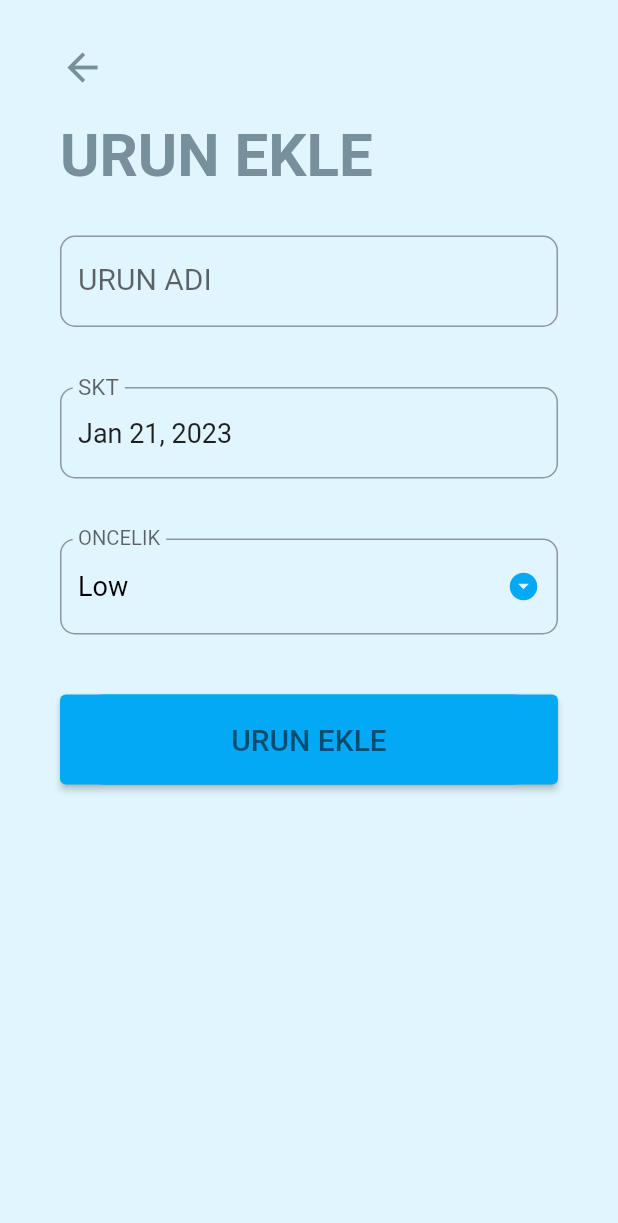
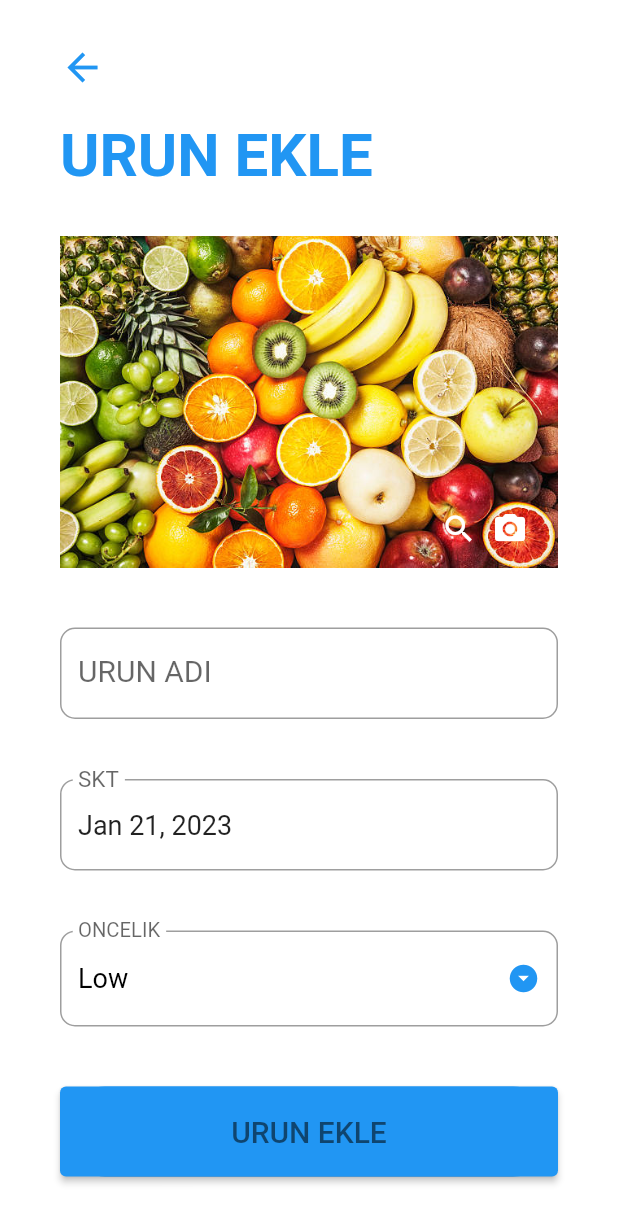
Before and after one commit to Enes50453/Expiry_date, a Flutter app: the screen it shows after launch, after a tap on the "add" icon, on a phone screen of 412 x 824 dp. Shown: the top 1223 px of the screen. Run offline on Flutter 3.47's test engine with Material 2 defaults, Android fonts, the phone set to English and light mode, and no system bars; our stand-ins replace gallery_saver, image_picker, sqflite; accounts and stored records are empty.

Commit message:
22.01.2023

```diff
--- a/lib/database/database.dart
+++ b/lib/database/database.dart
@@ -16,6 +16,7 @@ class DatabaseHelper {
   String colDate = "date";
   String colPriority = "priority";
   String colStatus = "status";
+  String colPicPath = "picPath";
 
   Future<Database?> get db async {
     if (_db == null) {
@@ -34,7 +35,7 @@ class DatabaseHelper {
 
   void _createDb(Database db, int version) async {
     await db.execute(
-        'CREATE TABLE $noteTable($colId INTEGER PRIMARY KEY AUTOINCREMENT, $colTitle TEXT, $colDate TEXT, $colPriority TEXT, $colStatus INTEGER)');
+        'CREATE TABLE $noteTable($colId INTEGER PRIMARY KEY AUTOINCREMENT, $colTitle TEXT, $colDate TEXT, $colPriority TEXT, $colStatus INTEGER, $colPicPath TEXT)');
   }
 
   Future<List<Map<String, dynamic>>> getNoteMapList() async {
--- a/lib/main.dart
+++ b/lib/main.dart
@@ -13,7 +13,7 @@ class MyApp extends StatelessWidget {
       title: 'Flutter TODO List',
       debugShowCheckedModeBanner: false,
       theme: ThemeData(
-        primarySwatch: Colors.lightBlue,
+        primarySwatch: Colors.blue,
       ),
       home: HomeScreen(),
     );
--- a/lib/models/note_model.dart
+++ b/lib/models/note_model.dart
@@ -4,10 +4,17 @@ class Note {
   DateTime? date;
   String? priority;
   int? status;
+  String? picPath;
 
-  Note({this.title, this.date, this.priority, this.status});
+  Note({this.title, this.date, this.priority, this.status, this.picPath});
 
-  Note.withId({this.id, this.title, this.date, this.priority, this.status});
+  Note.withId(
+      {this.id,
+      this.title,
+      this.date,
+      this.priority,
+      this.status,
+      this.picPath});
 
   ///to map
   ///
@@ -21,16 +28,17 @@ class Note {
     map["date"] = date!.toIso8601String();
     map["priority"] = priority;
     map["status"] = status; /////////
+    map["picPath"] = picPath;
     return map;
   }
 
   factory Note.fromMap(Map<String, dynamic> map) {
     return Note.withId(
-      id: map["id"],
-      title: map["title"],
-      date: DateTime.parse(map["date"]),
-      priority: map["priority"],
-      status: map["status"],
-    );
+        id: map["id"],
+        title: map["title"],
+        date: DateTime.parse(map["date"]),
+        priority: map["priority"],
+        status: map["status"],
+        picPath: map["picPath"]);
   }
 }
--- a/lib/screens/add_note_screen.dart
+++ b/lib/screens/add_note_screen.dart
@@ -1,10 +1,12 @@
 import 'dart:convert';
-
+import 'dart:io';
 import 'package:skt_app/database/database.dart';
 import 'package:skt_app/models/note_model.dart';
 import 'package:skt_app/screens/home_screen.dart';
 import 'package:flutter/material.dart';
 import 'package:intl/intl.dart';
+import 'package:image_picker/image_picker.dart';
+import 'package:gallery_saver/gallery_saver.dart';
 
 class AddNoteScreen extends StatefulWidget {
   //const AddNoteScreen({super.key});
@@ -21,6 +23,7 @@ class _AddNoteScreenState extends State<AddNoteScreen> {
   final _formKey = GlobalKey<FormState>();
   String _title = "";
   String _priority = "Low";
+  String _picPath = "";
   DateTime _date = DateTime.now();
   String btnText = "URUN EKLE";
   String titleText = "URUN EKLE";
@@ -31,6 +34,9 @@ class _AddNoteScreenState extends State<AddNoteScreen> {
 
   final List<String> _priorities = ["Low", "Medium", "High"];
 
+  File? image;
+  final picker = ImagePicker();
+
   @override
   void initState() {
     super.initState();
@@ -39,6 +45,7 @@ class _AddNoteScreenState extends State<AddNoteScreen> {
       _title = widget.note!.title!;
       _date = widget.note!.date!;
       _priority = widget.note!.priority!;
+      _picPath = widget.note!.picPath!;
 
       setState(() {
         btnText = "URUN GUNCELLE";
@@ -96,7 +103,8 @@ class _AddNoteScreenState extends State<AddNoteScreen> {
       _formKey.currentState!.save();
       print("$_title, $_date, $_priority");
 
-      Note note = Note(title: _title, date: _date, priority: _priority);
+      Note note = Note(
+          title: _title, date: _date, priority: _priority, picPath: _picPath);
 
       if (widget.note == null) {
         note.status = 0;
@@ -128,7 +136,7 @@ class _AddNoteScreenState extends State<AddNoteScreen> {
   @override
   Widget build(BuildContext context) {
     return Scaffold(
-      backgroundColor: Colors.lightBlue[50],
+      backgroundColor: Colors.white,
       body: GestureDetector(
         onTap: () => FocusScope.of(context).unfocus(),
         child: SingleChildScrollView(
@@ -143,7 +151,7 @@ class _AddNoteScreenState extends State<AddNoteScreen> {
                   child: Icon(
                     Icons.arrow_back,
                     size: 30.0,
-                    color: Colors.blueGrey[400],
+                    color: Colors.blue,
                   ),
                 ),
                 SizedBox(
@@ -152,7 +160,7 @@ class _AddNoteScreenState extends State<AddNoteScreen> {
                 Text(
                   titleText,
                   style: TextStyle(
-                    color: Colors.blueGrey[400],
+                    color: Colors.blue,
                     fontSize: 40.0,
                     fontWeight: FontWeight.bold,
                   ),
@@ -164,6 +172,36 @@ class _AddNoteScreenState extends State<AddNoteScreen> {
                   key: _formKey,
                   child: Column(
                     children: <Widget>[
+                      Padding(
+                        padding: EdgeInsets.symmetric(vertical: 20.0),
+                        child: Container(
+                          child: image == null
+                              ? Stack(children: [
+                                  Image.asset("images/noPic.jpg"),
+                                  Positioned(
+                                    bottom: 2,
+                                    right: 8,
+                                    child: IconButton(
+                                      onPressed: () => onImageButtonPressed(
+                                          ImageSource.camera),
+                                      icon: Icon(Icons.camera_alt),
+                                      color: Colors.white,
+                                    ),
+                                  ),
+                                  Positioned(
+                                    bottom: 2,
+                                    right: 42,
+                                    child: IconButton(
+                                      onPressed: () => onImageButtonPressed(
+                                          ImageSource.gallery),
+                                      icon: Icon(Icons.search),
+                                      color: Colors.white,
+                                    ),
+                                  )
+                                ])
+                              : Image.file(image!),
+                        ),
+                      ),
                       Padding(
                         padding: EdgeInsets.symmetric(vertical: 20.0),
                         child: TextFormField(
@@ -284,4 +322,22 @@ class _AddNoteScreenState extends State<AddNoteScreen> {
       ),
     );
   }
+
+  onImageButtonPressed(ImageSource source) async {
+    try {
+      await getImage(source);
+      GallerySaver.saveImage(image!.path);
+      print(image!.path.toString());
+      _picPath = image!.path.toString();
+    } catch (e) {
+      print(e);
+    }
+  }
+
+  Future getImage(ImageSource source) async {
+    final PickedFile = await picker.pickImage(source: source);
+    setState(() {
+      image = File(PickedFile!.path);
+    });
+  }
 }
--- a/pubspec.yaml
+++ b/pubspec.yaml
@@ -39,6 +39,8 @@ dependencies:
   intl: ^0.18.0
   sqflite: ^2.2.2
   path_provider: ^2.0.11
+  image_picker: ^0.8.6
+  gallery_saver: ^2.3.2
 
 dev_dependencies:
   flutter_test:
@@ -63,8 +65,8 @@ flutter:
   uses-material-design: true
 
   # To add assets to your application, add an assets section, like this:
-  # assets:
-  #   - images/a_dot_burr.jpeg
+  assets:
+    - images/
   #   - images/a_dot_ham.jpeg
 
   # An image asset can refer to one or more resolution-specific "variants", see
```
Also changed, not shown: lib/screens/home_screen.dart (+100 -6 lines), images/noPic.jpg (added), pubspec.lock, 4 other files.
